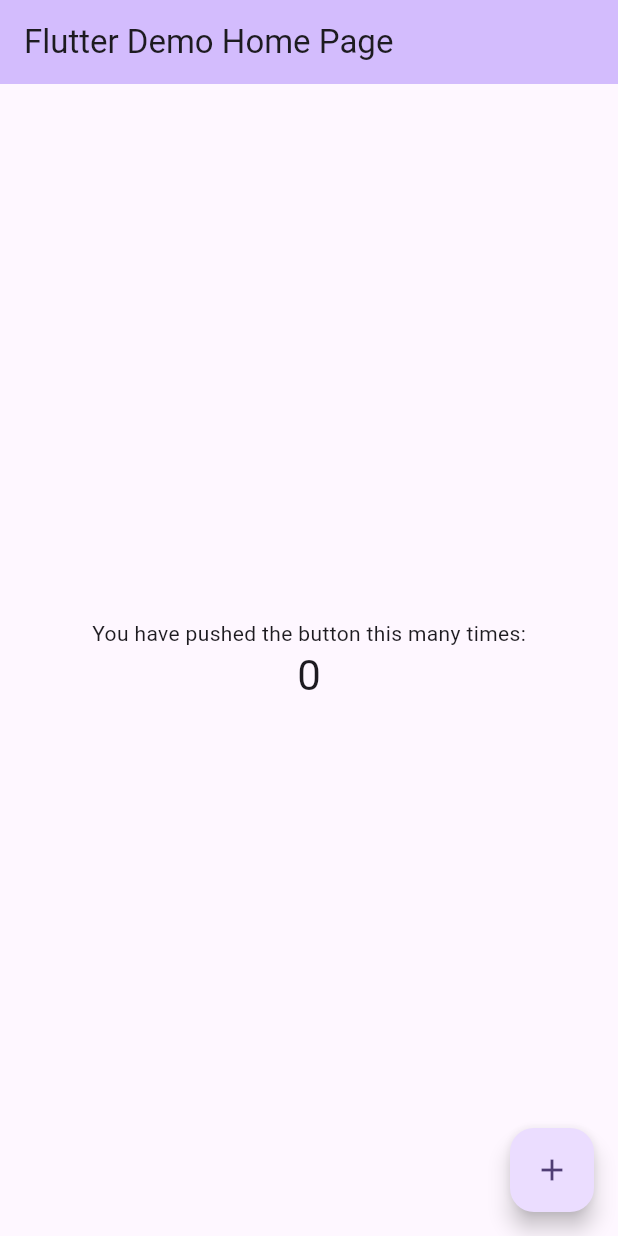
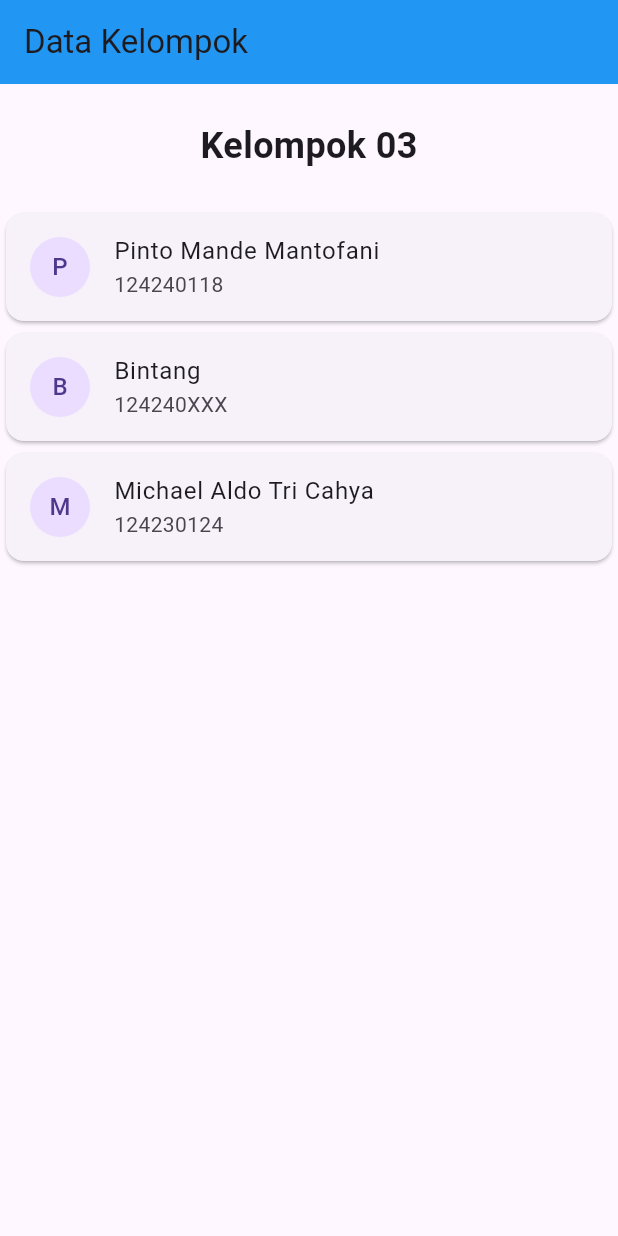
Before and after one commit to Bintang-Dirgantoro/Mobile-tugas-2-, a Flutter app: the screen it shows after launch, on a phone screen of 412 x 824 dp. Run offline on Flutter 3.47's test engine with Material 3 defaults, Android fonts, the phone set to English and light mode, and no system bars.

Commit message:
add group page

```diff
--- a/lib/main.dart
+++ b/lib/main.dart
@@ -1,4 +1,5 @@
 import 'package:flutter/material.dart';
+import 'package:mobile_tugas2/pages/group_page.dart';
 
 void main() {
   runApp(const MyApp());
@@ -11,26 +12,8 @@ class MyApp extends StatelessWidget {
   @override
   Widget build(BuildContext context) {
     return MaterialApp(
-      title: 'Flutter Demo',
-      theme: ThemeData(
-        // This is the theme of your application.
-        //
-        // TRY THIS: Try running your application with "flutter run". You'll see
-        // the application has a purple toolbar. Then, without quitting the app,
-        // try changing the seedColor in the colorScheme below to Colors.green
-        // and then invoke "hot reload" (save your changes or press the "hot
-        // reload" button in a Flutter-supported IDE, or press "r" if you used
-        // the command line to start the app).
-        //
-        // Notice that the counter didn't reset back to zero; the application
-        // state is not lost during the reload. To reset the state, use hot
-        // restart instead.
-        //
-        // This works for code too, not just values: Most code changes can be
-        // tested with just a hot reload.
-        colorScheme: .fromSeed(seedColor: Colors.deepPurple),
-      ),
-      home: const MyHomePage(title: 'Flutter Demo Home Page'),
+      title: 'Aplikasi',
+      home: const GroupPage(),
     );
   }
 }
--- /dev/null
+++ b/lib/pages/group_page.dart
@@ -0,0 +1,49 @@
+import 'package:flutter/material.dart';
+
+class GroupPage extends StatelessWidget {
+  const GroupPage({super.key});
+
+  @override
+  Widget build(BuildContext context) {
+    return Scaffold(
+      appBar: AppBar(
+        title: const Text('Data Kelompok'),
+        backgroundColor: Colors.blue,
+      ),
+      body: const Column(
+        children: [
+          SizedBox(height: 24),
+          Text(
+            'Kelompok 03',
+            style: TextStyle(
+              fontSize: 24,
+              fontWeight: FontWeight.bold,
+            ),
+          ),
+          SizedBox(height: 24),
+          Card(
+            child: ListTile(
+              leading: CircleAvatar(child: Text('P')),
+              title: Text('Pinto Mande Mantofani'),
+              subtitle: Text('124240118'),
+            ),
+          ),
+          Card(
+            child: ListTile(
+              leading: CircleAvatar(child: Text('B')),
+              title: Text('Bintang'),
+              subtitle: Text('124240XXX'),
+            ),
+          ),
+          Card(
+            child: ListTile(
+              leading: CircleAvatar(child: Text('M')),
+              title: Text('Michael Aldo Tri Cahya'),
+              subtitle: Text('124230124'),
+            ),
+          ),
+        ],
+      ),
+    );
+  }
+}
```
